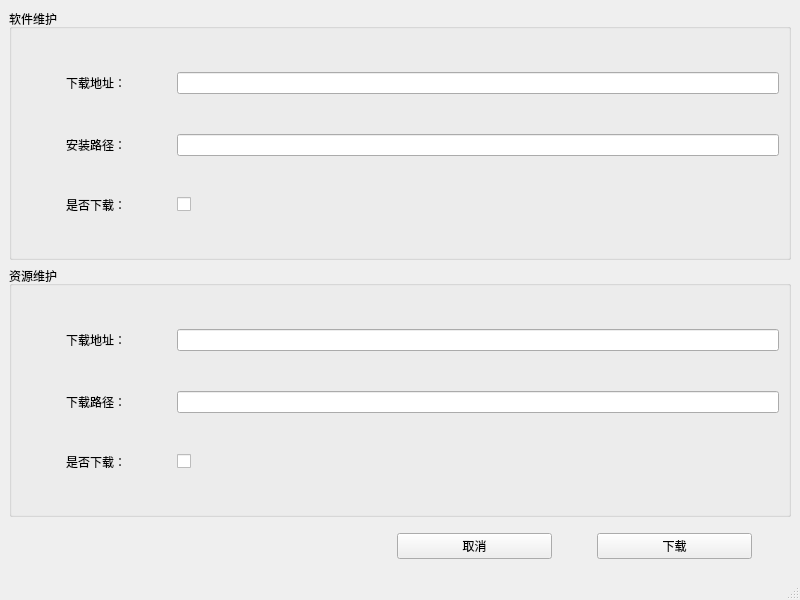
Old version of the form src/mainwindow.ui in the repository money0534/Notepad_QtCLion.
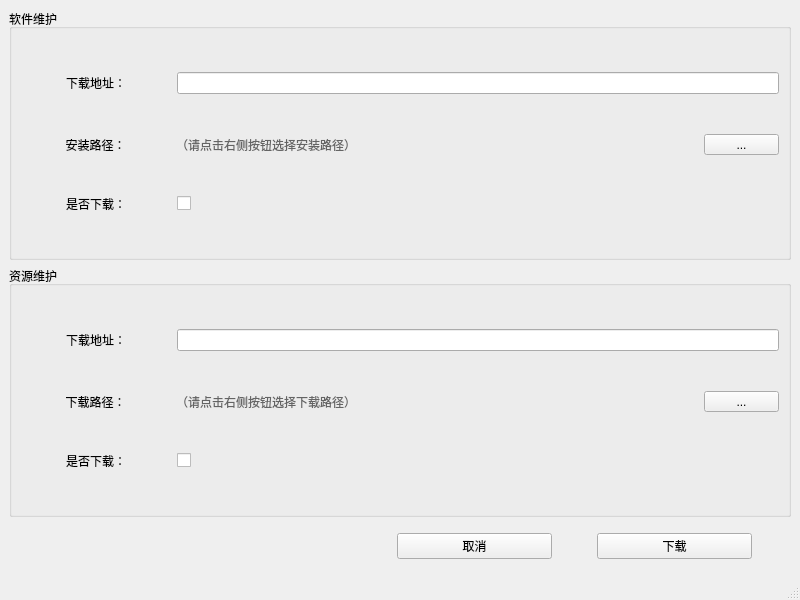
New version of the form.

```diff
--- a/src/mainwindow.ui
+++ b/src/mainwindow.ui
@@ -45,7 +45,7 @@
         </layout>
        </item>
        <item>
-        <layout class="QHBoxLayout" name="horizontalLayout_3" stretch="2,8">
+        <layout class="QHBoxLayout" name="horizontalLayout_3" stretch="2,7,1">
          <item>
           <widget class="QLabel" name="label_2">
            <property name="text">
@@ -57,7 +57,30 @@
           </widget>
          </item>
          <item>
-          <widget class="QLineEdit" name="leAppPath"/>
+          <widget class="QLabel" name="lbAppPath">
+           <property name="styleSheet">
+            <string notr="true">color: rgb(100, 100, 100);</string>
+           </property>
+           <property name="text">
+            <string>（请点击右侧按钮选择安装路径）</string>
+           </property>
+           <property name="textFormat">
+            <enum>Qt::AutoText</enum>
+           </property>
+          </widget>
+         </item>
+         <item>
+          <widget class="QToolButton" name="tbAppPath">
+           <property name="sizePolicy">
+            <sizepolicy hsizetype="Preferred" vsizetype="Fixed">
+             <horstretch>0</horstretch>
+             <verstretch>0</verstretch>
+            </sizepolicy>
+           </property>
+           <property name="text">
+            <string>...</string>
+           </property>
+          </widget>
          </item>
         </layout>
        </item>
@@ -109,7 +132,7 @@
         </layout>
        </item>
        <item>
-        <layout class="QHBoxLayout" name="horizontalLayout_6" stretch="2,8">
+        <layout class="QHBoxLayout" name="horizontalLayout_6" stretch="2,7,1">
          <item>
           <widget class="QLabel" name="label_5">
            <property name="text">
@@ -121,7 +144,27 @@
           </widget>
          </item>
          <item>
-          <widget class="QLineEdit" name="leResPath"/>
+          <widget class="QLabel" name="lbResPath">
+           <property name="styleSheet">
+            <string notr="true">color: rgb(100, 100, 100);</string>
+           </property>
+           <property name="text">
+            <string>（请点击右侧按钮选择下载路径）</string>
+           </property>
+          </widget>
+         </item>
+         <item>
+          <widget class="QToolButton" name="tbResPath">
+           <property name="sizePolicy">
+            <sizepolicy hsizetype="Preferred" vsizetype="Fixed">
+             <horstretch>0</horstretch>
+             <verstretch>0</verstretch>
+            </sizepolicy>
+           </property>
+           <property name="text">
+            <string>...</string>
+           </property>
+          </widget>
          </item>
         </layout>
        </item>
```
